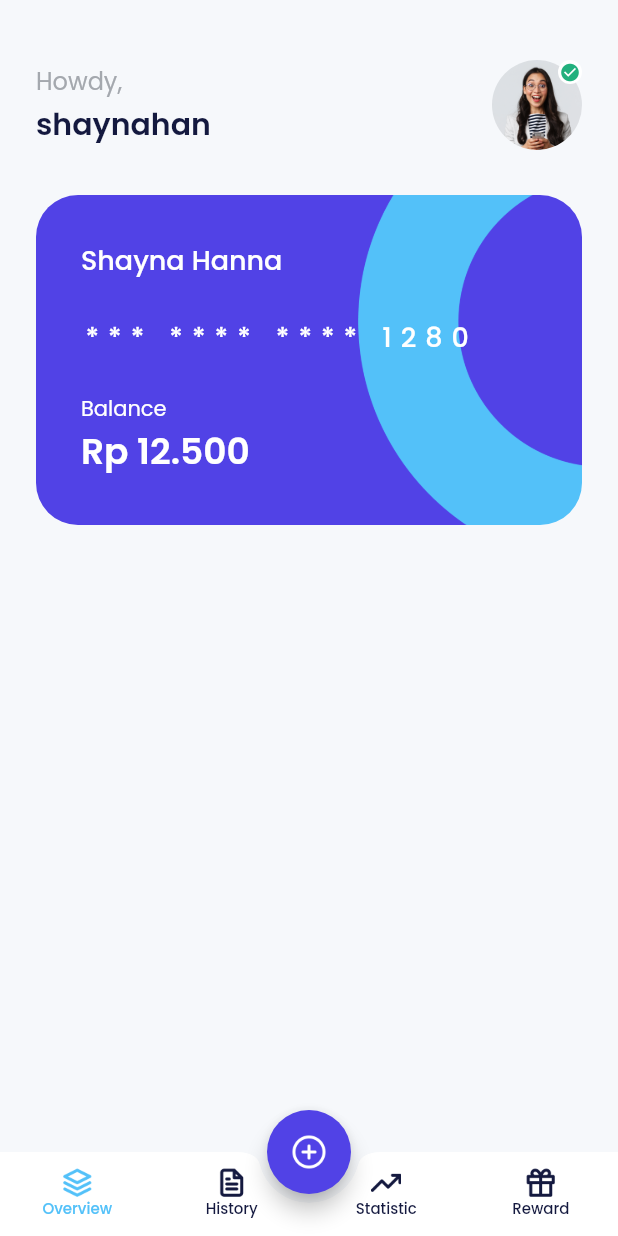
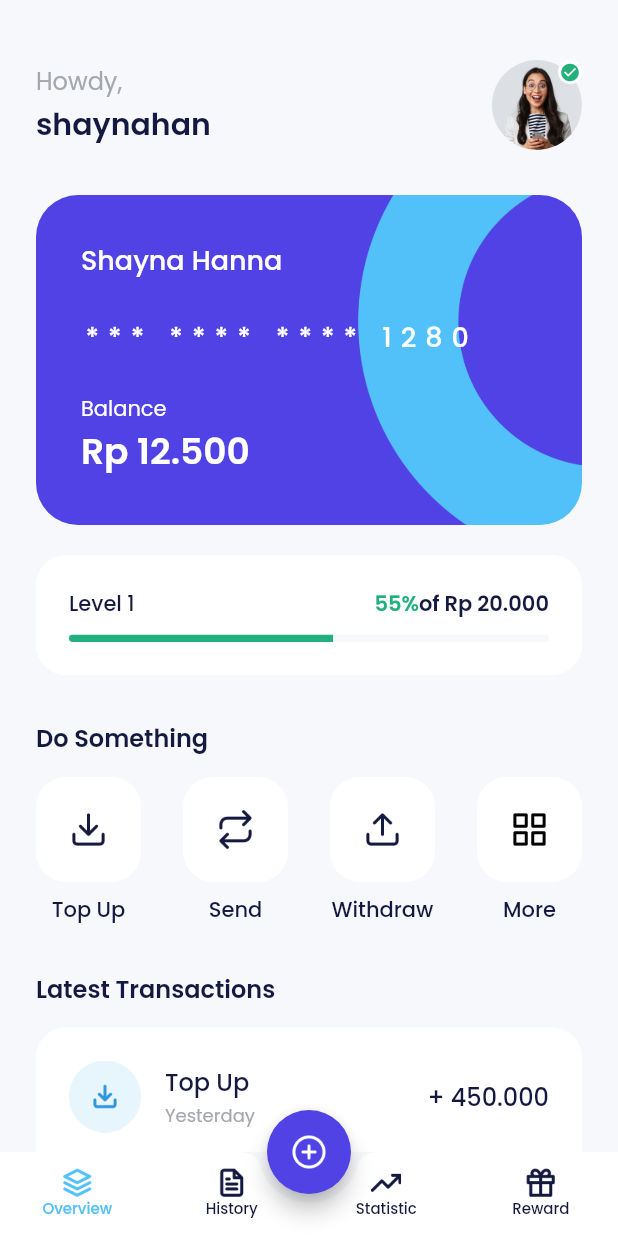
Before and after one commit to Ripat-2345/bank_sha_app, a Flutter app: the HomePage screen opened by its route, on a phone screen of 412 x 824 dp. Run offline on Flutter 3.47's test engine with Material 2 defaults, Android fonts, the phone set to English and light mode, and no system bars; our stand-ins replace another_flushbar, bloc, carousel_slider, equatable, flutter_bloc, google_fonts and 1 more.

Commit message:
updating ui home page

```diff
--- a/lib/ui/pages/home_page.dart
+++ b/lib/ui/pages/home_page.dart
@@ -1,4 +1,6 @@
 import 'package:bank_sha_app/shared/theme.dart';
+import 'package:bank_sha_app/ui/widgets/home_latest_transaction_item.dart';
+import 'package:bank_sha_app/ui/widgets/home_service_item.dart';
 import 'package:flutter/material.dart';
 
 class HomePage extends StatelessWidget {
@@ -15,6 +17,9 @@ class HomePage extends StatelessWidget {
         children: [
           buildProfile(),
           buildWalletCard(),
+          buildLevel(),
+          buildServices(),
+          buildLatestTransactions(),
         ],
       ),
       bottomNavigationBar: BottomAppBar(
@@ -239,4 +244,110 @@ class HomePage extends StatelessWidget {
       ),
     );
   }
+
+  Widget buildServices() {
+    return Container(
+      margin: const EdgeInsets.only(top: 30),
+      child: Column(
+        crossAxisAlignment: CrossAxisAlignment.start,
+        children: [
+          Text(
+            "Do Something",
+            style: blackTextStyle.copyWith(
+              fontSize: 16,
+              fontWeight: semiBold,
+            ),
+          ),
+          const SizedBox(height: 14),
+          Row(
+            mainAxisAlignment: MainAxisAlignment.spaceBetween,
+            children: [
+              HomeServiceItem(
+                iconUrl: "assets/icons/ic_topup.png",
+                title: "Top Up",
+                onTap: () {},
+              ),
+              HomeServiceItem(
+                iconUrl: "assets/icons/ic_send.png",
+                title: "Send",
+                onTap: () {},
+              ),
+              HomeServiceItem(
+                iconUrl: "assets/icons/ic_withdraw.png",
+                title: "Withdraw",
+                onTap: () {},
+              ),
+              HomeServiceItem(
+                iconUrl: "assets/icons/ic_more.png",
+                title: "More",
+                onTap: () {},
+              ),
+            ],
+          ),
+        ],
+      ),
+    );
+  }
+
+  Widget buildLatestTransactions() {
+    return Container(
+      margin: const EdgeInsets.only(
+        top: 30,
+      ),
+      child: Column(
+        crossAxisAlignment: CrossAxisAlignment.start,
+        children: [
+          Text(
+            "Latest Transactions",
+            style: blackTextStyle.copyWith(
+              fontSize: 16,
+              fontWeight: semiBold,
+            ),
+          ),
+          Container(
+            margin: const EdgeInsets.only(top: 14),
+            padding: const EdgeInsets.all(22),
+            decoration: BoxDecoration(
+              borderRadius: BorderRadius.circular(20),
+              color: whiteColor,
+            ),
+            child: const Column(
+              children: [
+                HomeLatestTransactionItem(
+                  iconUrl: "assets/icons/ic_transaction_cat1.png",
+                  title: "Top Up",
+                  time: "Yesterday",
+                  value: "+ 450.000",
+                ),
+                HomeLatestTransactionItem(
+                  iconUrl: "assets/icons/ic_transaction_cat2.png",
+                  title: "Cashback",
+                  time: "Sep 11",
+                  value: "+ 22.000",
+                ),
+                HomeLatestTransactionItem(
+                  iconUrl: "assets/icons/ic_transaction_cat3.png",
+                  title: "Withdraw",
+                  time: "Sep 2",
+                  value: "- 5.000",
+                ),
+                HomeLatestTransactionItem(
+                  iconUrl: "assets/icons/ic_transaction_cat4.png",
+                  title: "Transfer",
+                  time: "Aug 27",
+                  value: "- 123.500",
+                ),
+                HomeLatestTransactionItem(
+                  iconUrl: "assets/icons/ic_transaction_cat5.png",
+                  title: "Electric",
+                  time: "Feb 18",
+                  value: "- 12.300.000",
+                ),
+              ],
+            ),
+          ),
+        ],
+      ),
+    );
+  }
 }
--- /dev/null
+++ b/lib/ui/widgets/home_latest_transaction_item.dart
@@ -0,0 +1,62 @@
+import 'package:bank_sha_app/shared/theme.dart';
+import 'package:flutter/material.dart';
+
+class HomeLatestTransactionItem extends StatelessWidget {
+  final String iconUrl;
+  final String title;
+  final String time;
+  final String value;
+
+  const HomeLatestTransactionItem({
+    super.key,
+    required this.iconUrl,
+    required this.title,
+    required this.time,
+    required this.value,
+  });
+
+  @override
+  Widget build(BuildContext context) {
+    return Container(
+      margin: const EdgeInsets.only(bottom: 18),
+      child: Row(
+        crossAxisAlignment: CrossAxisAlignment.center,
+        children: [
+          Image.asset(
+            iconUrl,
+            width: 48,
+          ),
+          const SizedBox(width: 16),
+          Expanded(
+            child: Column(
+              crossAxisAlignment: CrossAxisAlignment.start,
+              children: [
+                Text(
+                  title,
+                  style: blackTextStyle.copyWith(
+                    fontSize: 16,
+                    fontWeight: medium,
+                  ),
+                ),
+                const SizedBox(height: 2),
+                Text(
+                  time,
+                  style: greyTextStyle.copyWith(
+                    fontSize: 12,
+                  ),
+                ),
+              ],
+            ),
+          ),
+          Text(
+            value,
+            style: blackTextStyle.copyWith(
+              fontSize: 16,
+              fontWeight: medium,
+            ),
+          ),
+        ],
+      ),
+    );
+  }
+}
--- /dev/null
+++ b/lib/ui/widgets/home_service_item.dart
@@ -0,0 +1,43 @@
+import 'package:bank_sha_app/shared/theme.dart';
+import 'package:flutter/material.dart';
+
+class HomeServiceItem extends StatelessWidget {
+  final String iconUrl;
+  final String title;
+  final VoidCallback? onTap;
+  const HomeServiceItem({
+    super.key,
+    required this.iconUrl,
+    required this.title,
+    this.onTap,
+  });
+
+  @override
+  Widget build(BuildContext context) {
+    return Column(
+      children: [
+        Container(
+          width: 70,
+          height: 70,
+          margin: const EdgeInsets.only(bottom: 8),
+          decoration: BoxDecoration(
+            borderRadius: BorderRadius.circular(20),
+            color: whiteColor,
+          ),
+          child: Center(
+            child: Image.asset(
+              iconUrl,
+              width: 26,
+            ),
+          ),
+        ),
+        Text(
+          title,
+          style: blackTextStyle.copyWith(
+            fontWeight: medium,
+          ),
+        ),
+      ],
+    );
+  }
+}
```
Also changed, not shown: pubspec.yaml (+4 -4 lines), pubspec.lock, 7 other files.
